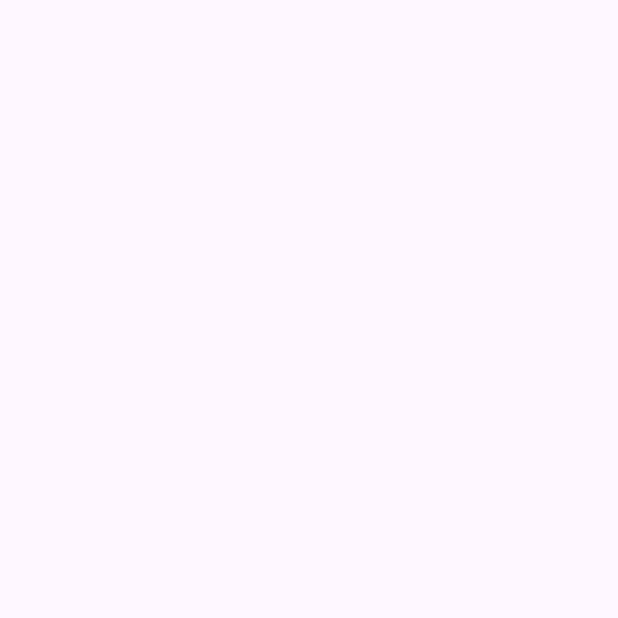
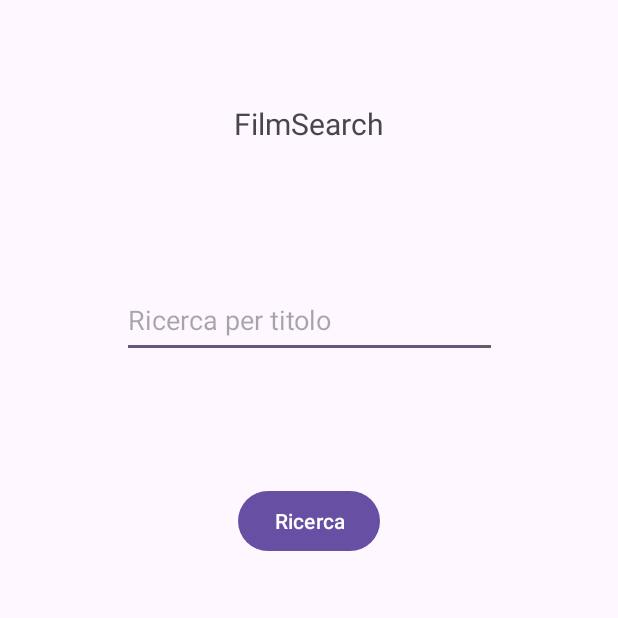
Before and after one commit to raffaeleGraz/RestApp, an Android app: the SearchActivity screen opened directly, with no data from a screen before it, on a phone screen of 412 x 824 dp, the top half of it. Before the commit the part shown is empty. Run offline under Robolectric (Android 15) with nearby library versions, the phone set to English and light mode, and no system bars; our stand-ins replace Volley.

Commit message:
Aggiunta activity search prof.Amendola

```diff
--- a/app/build.gradle.kts
+++ b/app/build.gradle.kts
@@ -42,7 +42,10 @@ dependencies {
     implementation(libs.material)
     implementation(libs.androidx.activity)
     implementation(libs.androidx.constraintlayout)
+    implementation(libs.volley)
     testImplementation(libs.junit)
     androidTestImplementation(libs.androidx.junit)
     androidTestImplementation(libs.androidx.espresso.core)
+    implementation(libs.glide)
+    implementation(libs.gson)
 }
--- a/app/src/main/AndroidManifest.xml
+++ b/app/src/main/AndroidManifest.xml
@@ -14,6 +14,9 @@
         android:supportsRtl="true"
         android:theme="@style/Theme.MyRestApp_RaffaeleGraziani"
         tools:targetApi="31">
+        <activity
+            android:name=".MovieAdapter"
+            android:exported="false" />
         <activity
             android:name=".DashboardActivity"
             android:exported="false" />
--- a/app/src/main/java/com/example/myrestapp_raffaelegraziani/MenuActivity.kt
+++ b/app/src/main/java/com/example/myrestapp_raffaelegraziani/MenuActivity.kt
@@ -18,6 +18,11 @@ class MenuActivity : AppCompatActivity() {
         btnNetflix.setOnClickListener {
             intent(WebViewActivity::class.java)
         }
+
+        val btnSearch = findViewById<ImageButton>(R.id.btnSearch)
+        btnSearch.setOnClickListener {
+            intent(SearchActivity::class.java)
+        }
     }
 
     private fun intent(nomeActivity: Class<*>){ //Lancia l'intent dal nome per parametro
--- a/app/src/main/java/com/example/myrestapp_raffaelegraziani/SearchActivity.kt
+++ b/app/src/main/java/com/example/myrestapp_raffaelegraziani/SearchActivity.kt
@@ -1,16 +1,95 @@
 package com.example.myrestapp_raffaelegraziani
 
 import android.os.Bundle
+import android.util.Log
+import android.widget.Button
+import android.widget.EditText
+import android.widget.Toast
 import androidx.activity.enableEdgeToEdge
 import androidx.appcompat.app.AppCompatActivity
 import androidx.core.view.ViewCompat
 import androidx.core.view.WindowInsetsCompat
+import androidx.recyclerview.widget.LinearLayoutManager
+import androidx.recyclerview.widget.RecyclerView
+import com.android.volley.Request
+import com.android.volley.RequestQueue
+import com.android.volley.toolbox.StringRequest
+import com.android.volley.toolbox.Volley
 
 class SearchActivity : AppCompatActivity() {
+    lateinit var etSearchText: EditText
+    lateinit var btnSearch: Button
+    lateinit var recyclerViewResults: RecyclerView
+    lateinit var movieAdapter: MovieAdapter
+    lateinit var requestQueue: RequestQueue
+
     override fun onCreate(savedInstanceState: Bundle?) {
         super.onCreate(savedInstanceState)
         enableEdgeToEdge()
         setContentView(R.layout.activity_search)
+        ViewCompat.setOnApplyWindowInsetsListener(findViewById(R.id.main)) { v, insets ->
+            val systemBars = insets.getInsets(WindowInsetsCompat.Type.systemBars())
+            v.setPadding(systemBars.left, systemBars.top, systemBars.right, systemBars.bottom)
+            insets
+        }
 
+        etSearchText = findViewById(R.id.etSearchText)
+        btnSearch = findViewById(R.id.btnSearch)
+        btnSearch.setOnClickListener { search(etSearchText.text.toString()) }
+
+        recyclerViewResults = findViewById(R.id.rvResults)
+        recyclerViewResults.layoutManager = LinearLayoutManager(this)
+        requestQueue = Volley.newRequestQueue(this)
+    }
+
+    private fun search(searchedText: String) {
+        val queue: RequestQueue = Volley.newRequestQueue(this)
+        val apiKey = "d6866f74" //Inserisci la tua chiave ottenibile su www.omdbapi.com
+        val url = "https://www.omdbapi.com/?s=" + searchedText + "&apikey=" + apiKey
+
+        val stringRequest = StringRequest(
+            Request.Method.GET, url,
+            { response ->
+                if (response.contains("Error")) {
+                    showToast(response)
+                    Log.e("La mia response", response)
+                    return@StringRequest
+                }
+
+                Log.d("La mia response", response)
+
+                val gson = Gson()
+                val movieResponse = gson.fromJson(response, MovieResponse::class.java)
+                movieAdapter = MovieAdapter(movieResponse.Search)
+                recyclerViewResults.adapter = movieAdapter
+            },
+            { error ->
+                error.printStackTrace()
+                showToast("Error")
+            })
+
+        queue.add(stringRequest)
+    }
+
+    private fun showToast(msg: String) {
+        Toast.makeText(
+            this,
+            msg,
+            Toast.LENGTH_SHORT
+        ).show()
     }
 }
+
+data class Movie(
+    val Title: String,
+    val Year: String,
+    val imdbID: String,
+    val Type: String,
+    val Poster: String
+)
+
+data class MovieResponse(
+    val Search: List<Movie>,
+    val totalResults: String,
+    val Response: String
+)
--- a/app/src/main/res/layout/activity_search.xml
+++ b/app/src/main/res/layout/activity_search.xml
@@ -7,4 +7,59 @@
     android:layout_height="match_parent"
     tools:context=".SearchActivity">
 
+    <TextView
+        android:id="@+id/tvTitle"
+        android:layout_width="wrap_content"
+        android:layout_height="wrap_content"
+        android:layout_marginTop="28dp"
+        android:text="FilmSearch"
+        android:textSize="20sp"
+        app:layout_constraintBottom_toTopOf="@+id/etSearchText"
+        app:layout_constraintEnd_toEndOf="parent"
+        app:layout_constraintHorizontal_bias="0.5"
+        app:layout_constraintStart_toStartOf="parent"
+        app:layout_constraintTop_toTopOf="parent" />
+
+    <EditText
+        android:id="@+id/etSearchText"
+        android:layout_width="250dp"
+        android:layout_height="50dp"
+        android:layout_marginTop="52dp"
+        android:ems="10"
+        android:hint="Ricerca per titolo"
+        android:inputType="text"
+        app:layout_constraintBottom_toTopOf="@+id/btnSearch"
+        app:layout_constraintEnd_toEndOf="parent"
+        app:layout_constraintHorizontal_bias="0.5"
+        app:layout_constraintStart_toStartOf="parent"
+        app:layout_constraintTop_toBottomOf="@+id/tvTitle" />
+
+    <Button
+        android:id="@+id/btnSearch"
+        android:layout_width="wrap_content"
+        android:layout_height="wrap_content"
+        android:layout_marginTop="44dp"
+        android:text="Ricerca"
+        app:layout_constraintBottom_toTopOf="@+id/guidelineHorizontalCenter"
+        app:layout_constraintEnd_toEndOf="parent"
+        app:layout_constraintHorizontal_bias="0.5"
+        app:layout_constraintStart_toStartOf="parent"
+        app:layout_constraintTop_toBottomOf="@+id/etSearchText" />
+
+    <androidx.recyclerview.widget.RecyclerView
+        android:id="@+id/rvResults"
+        android:layout_width="0dp"
+        android:layout_height="0dp"
+        app:layout_constraintBottom_toBottomOf="parent"
+        app:layout_constraintEnd_toEndOf="parent"
+        app:layout_constraintStart_toStartOf="parent"
+        app:layout_constraintTop_toBottomOf="@+id/guidelineHorizontalCenter" />
+
+    <androidx.constraintlayout.widget.Guideline
+        android:id="@+id/guidelineHorizontalCenter"
+        android:layout_width="wrap_content"
+        android:layout_height="wrap_content"
+        android:orientation="horizontal"
+        app:layout_constraintGuide_percent="0.5" />
+
 </androidx.constraintlayout.widget.ConstraintLayout>
```
Also changed, not shown: app/src/main/java/com/example/myrestapp_raffaelegraziani/MovieAdapter.kt (added, +37 -0 lines), app/src/main/res/layout/activity_menu.xml (+19 -6 lines), app/src/main/res/layout/activity_movie_adapter.xml (added, +37 -0 lines), gradle/libs.versions.toml (+7 -0 lines).
